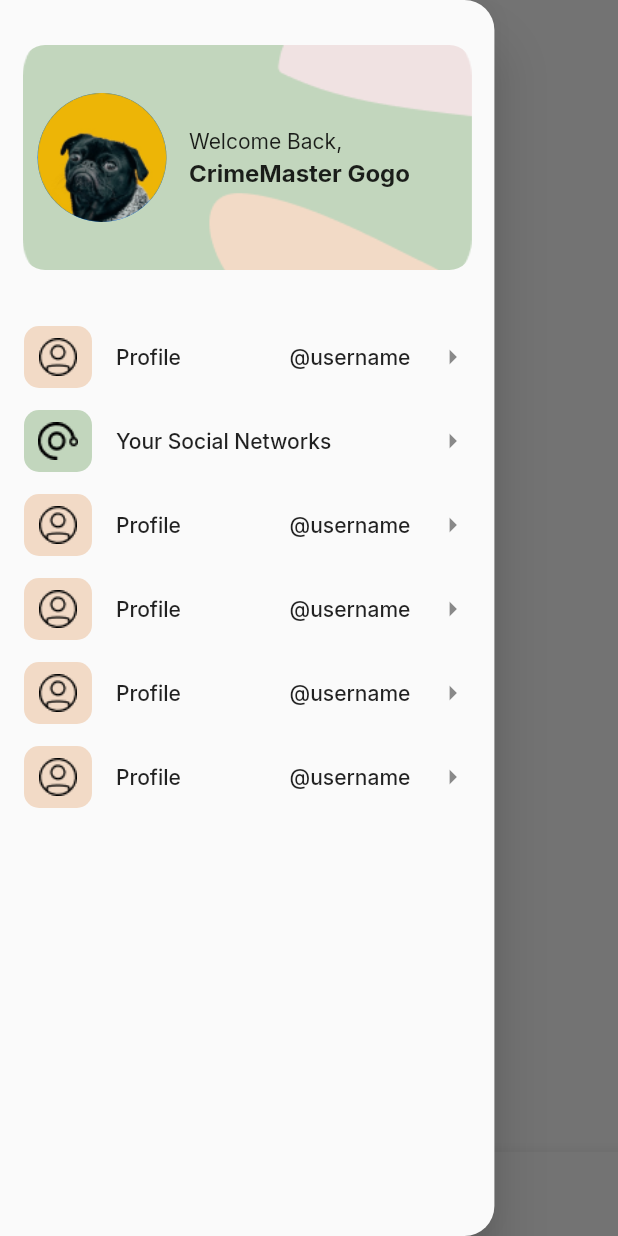
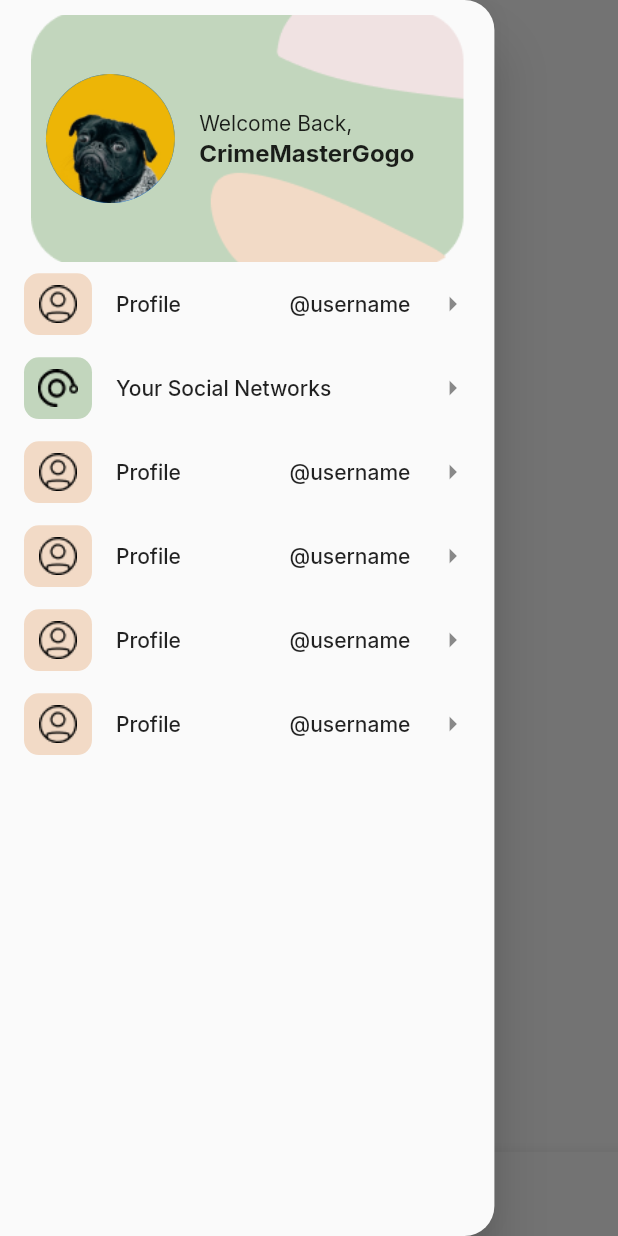
Before and after one commit to Sparsh-R17/Climate-Fintech-App, a Flutter app: the screen it shows after launch, item 2 of the bottom bar chosen, with the side drawer open, on a phone screen of 412 x 824 dp. Run offline on Flutter 3.47's test engine with Material 2 defaults, Android fonts, the phone set to English and light mode, and no system bars; our stand-ins replace carousel_slider, google_fonts.

Commit message:
Made userCard Responsive

```diff
--- a/lib/widgets/custom_drawer.dart
+++ b/lib/widgets/custom_drawer.dart
@@ -9,8 +9,7 @@
 
   @override
   Widget build(BuildContext context) {
-    return SafeArea(
-      child: Drawer(
+    return Drawer(
       width: MediaQuery.of(context).size.width * 0.8,
       shape: const RoundedRectangleBorder(
         borderRadius: BorderRadius.only(
@@ -20,32 +19,36 @@
       ),
       child: Column(
         children: [
-            Container(
-                height: 150,
+          Center(
+            child: Container(
+              height: MediaQuery.of(context).size.height * 0.2,
               decoration: BoxDecoration(
                 borderRadius: BorderRadius.circular(15),
-                  image: DecorationImage(
+                image: const DecorationImage(
                   fit: BoxFit.cover,
                   image: AssetImage('assets/images/card_design.png'),
                 ),
               ),
-                margin:
-                    const EdgeInsets.symmetric(vertical: 30, horizontal: 15),
+              margin: EdgeInsets.only(
+                top: MediaQuery.of(context).viewPadding.top + 10,
+                right: MediaQuery.of(context).size.width * 0.05,
+                left: MediaQuery.of(context).size.width * 0.05,
+              ),
               child: Stack(
                 children: [
                   Center(
                     child: Row(
                       children: [
-                          Padding(
-                            padding: const EdgeInsets.symmetric(horizontal: 10),
+                        const Padding(
+                          padding: EdgeInsets.symmetric(horizontal: 10),
                           child: CircleAvatar(
                             radius: 43,
-                              foregroundImage: AssetImage(
-                                  'assets/images/Profile Picture.png'),
+                            foregroundImage:
+                                AssetImage('assets/images/Profile Picture.png'),
                           ),
                         ),
                         SizedBox(
-                            width: 5,
+                          width: MediaQuery.of(context).size.width * 0.015,
                         ),
                         Column(
                           mainAxisAlignment: MainAxisAlignment.center,
@@ -59,20 +62,25 @@
                               ),
                             ),
                             SizedBox(
-                                height: 3,
+                              height:
+                                  MediaQuery.of(context).size.height * 0.002,
                             ),
-                              Text('CrimeMaster Gogo',
+                            Text(
+                              'CrimeMasterGogo',
                               style: GoogleFonts.inter(
                                 fontWeight: FontWeight.bold,
                                 fontSize: 16,
-                                  ))
-                            ],
-                          )
+                              ),
+                            ),
                           ],
                         ),
-                    )
                       ],
-                )),
+                    ),
+                  ),
+                ],
+              ),
+            ),
+          ),
           Expanded(
             child: ListView.builder(
               itemCount: 6,
@@ -89,7 +97,6 @@
           ),
         ],
       ),
-      ),
     );
   }
 }
```
Lines whose indentation alone changed are shown as unchanged.
